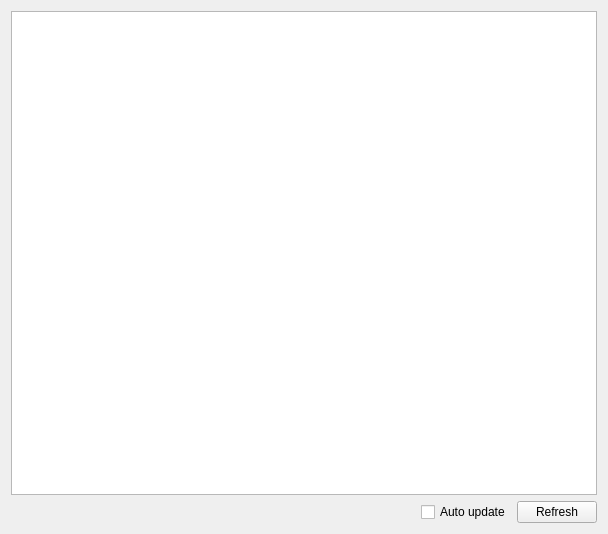
EO-DataHub/eodh-qgis, file eodh_qgis/ui/jobs.ui: the form before one commit.
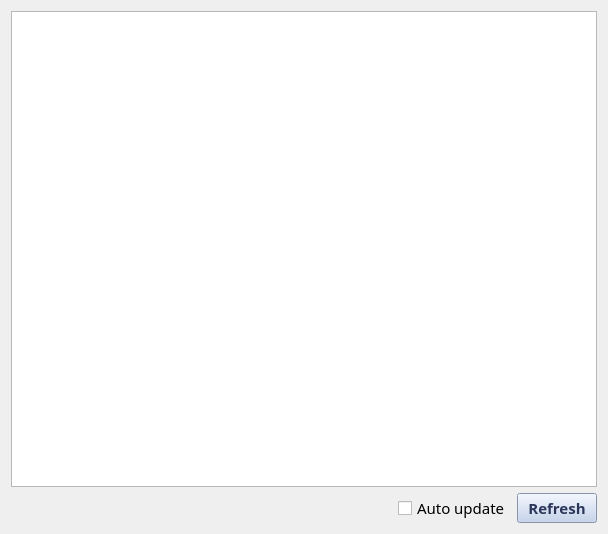
The form after the commit.

Commit message: Set button styles

The edit to the form file:
```diff
--- a/eodh_qgis/ui/jobs.ui
+++ b/eodh_qgis/ui/jobs.ui
@@ -10,9 +10,24 @@
     <height>534</height>
    </rect>
   </property>
+  <property name="font">
+   <font>
+    <family>Fira Sans</family>
+    <pointsize>11</pointsize>
+   </font>
+  </property>
   <property name="windowTitle">
    <string>Form</string>
   </property>
+  <property name="styleSheet">
+   <string notr="true">QFrame#frame { background: #EFEFEF }
+
+QPushButton { 
+	background: #BCCEEB;
+	color: #2A3559;
+	font-weight: bold;
+}</string>
+  </property>
   <layout class="QVBoxLayout" name="verticalLayout">
    <item>
     <widget class="QTableView" name="tableView"/>
```
The commit also changes 5 other files.
